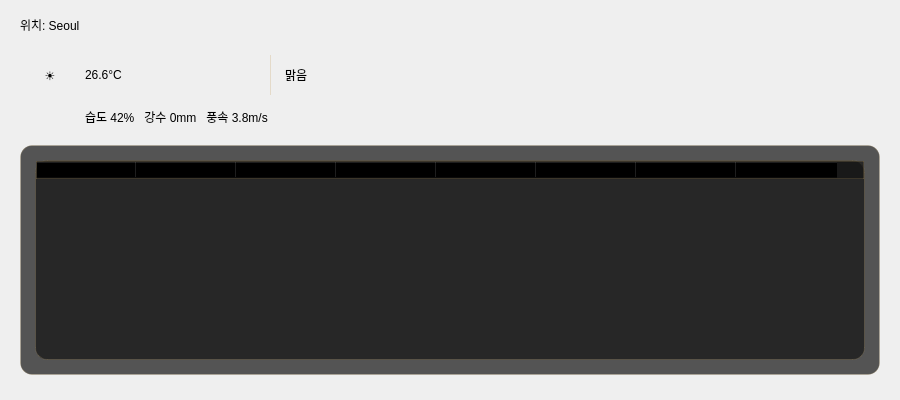
Old version of the form QT/new_ui/weatherpanel.ui in the repository songyc04/SmartMirror.
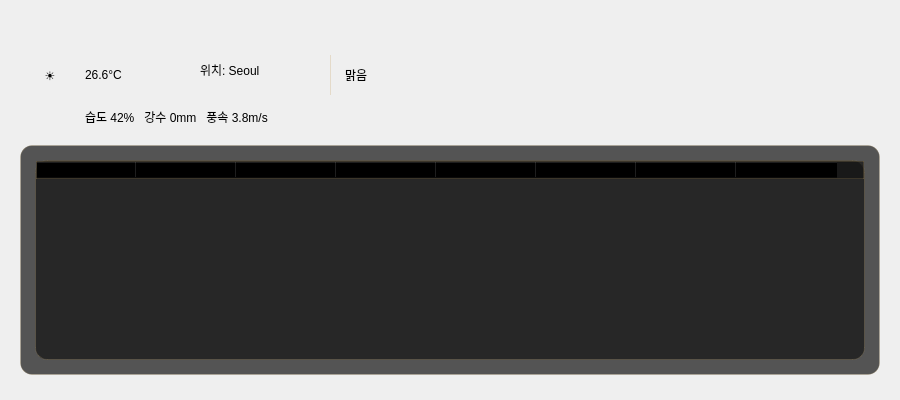
New version of the form.

Commit message: UI modify, distance control, time control

```diff
--- a/QT/new_ui/weatherpanel.ui
+++ b/QT/new_ui/weatherpanel.ui
@@ -16,9 +16,9 @@
   <widget class="QLabel" name="labelLocation">
    <property name="geometry">
     <rect>
-     <x>20</x>
-     <y>10</y>
-     <width>200</width>
+     <x>200</x>
+     <y>55</y>
+     <width>120</width>
      <height>30</height>
     </rect>
    </property>
@@ -58,7 +58,7 @@
   <widget class="QLabel" name="separatorIcon">
    <property name="geometry">
     <rect>
-     <x>270</x>
+     <x>330</x>
      <y>55</y>
      <width>1</width>
      <height>40</height>
@@ -74,7 +74,7 @@
   <widget class="QLabel" name="labelWeather">
    <property name="geometry">
     <rect>
-     <x>285</x>
+     <x>345</x>
      <y>55</y>
      <width>120</width>
      <height>40</height>
```
The commit also changes 4 other files.
